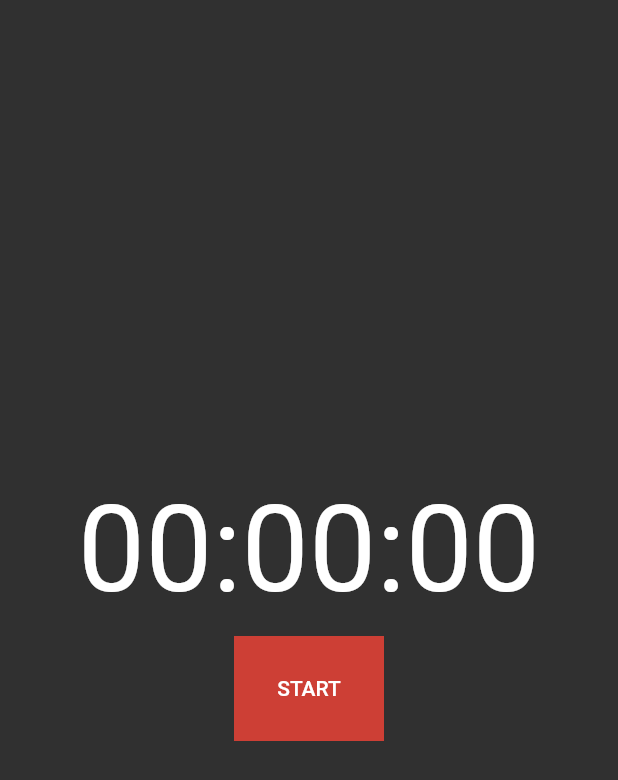
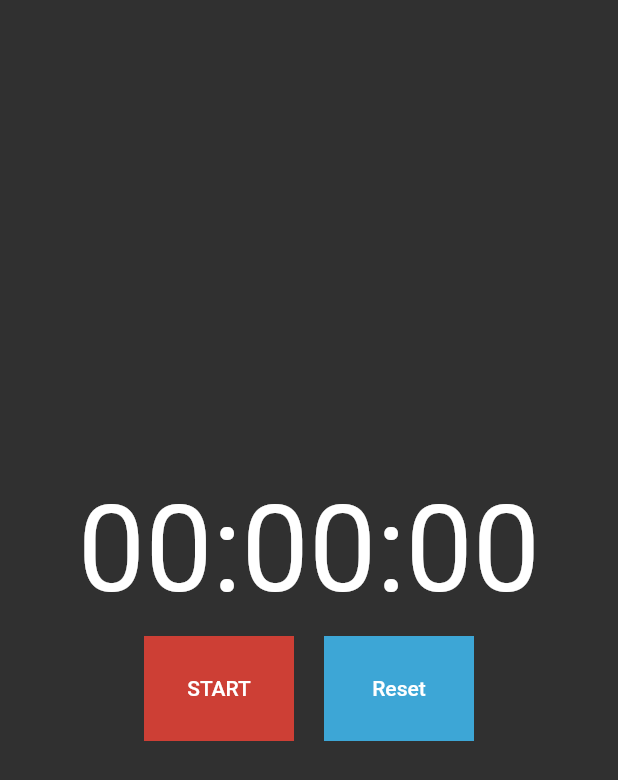
Before and after one commit to hiromu73/watch_app, a Flutter app: the QuotationsTimer screen opened directly, on a phone screen of 412 x 824 dp. Shown: the top 780 px of the screen. Run offline on Flutter 3.47's test engine with Material 2 defaults, Android fonts, the phone set to English and light mode, and no system bars; statements that could not run were skipped.

Commit message:
各遷移先の作成

```diff
--- a/lib/route/quotationstimer.dart
+++ b/lib/route/quotationstimer.dart
@@ -33,8 +33,11 @@ class _QuotationsTimerState extends State<QuotationsTimer> {
         children: [
           Center(
             child: Text(_timerString,
-                style: TextStyle(
-                fontSize: 80)),),
+                style: TextStyle(fontSize: 80)
+            ),
+          ),
+          Row(mainAxisAlignment: MainAxisAlignment.center,
+            children: [
               Container(
                 width: 100, height: 70, color: Colors.red.withOpacity(0.8),
                 margin: EdgeInsets.all(10.0),
@@ -44,7 +47,18 @@ class _QuotationsTimerState extends State<QuotationsTimer> {
                         color: Colors.white),
                     )
                 ),
+              ),
+              Container(
+                width: 100, height: 70, color: Colors.lightBlueAccent.withOpacity(0.8),
+                margin: EdgeInsets.all(10.0),
+                child: TextButton(
+                    onPressed: ,
+                    child: Text("Reset" ,style: TextStyle(
+                        color: Colors.white),
                     )
+                ),
+              )
+          ],)
         ],
       ),
     );
@@ -66,9 +80,10 @@ void _startTimer() {
 }
 
 @override
-void dispose(){
-    _timer.cancel();
-    super.dispose();
+void resetTimer(){
+    setState(() {
+
+    });
 }
 
   void _onTimer(Timer timer) {
```
Lines whose indentation alone changed are shown as unchanged.
